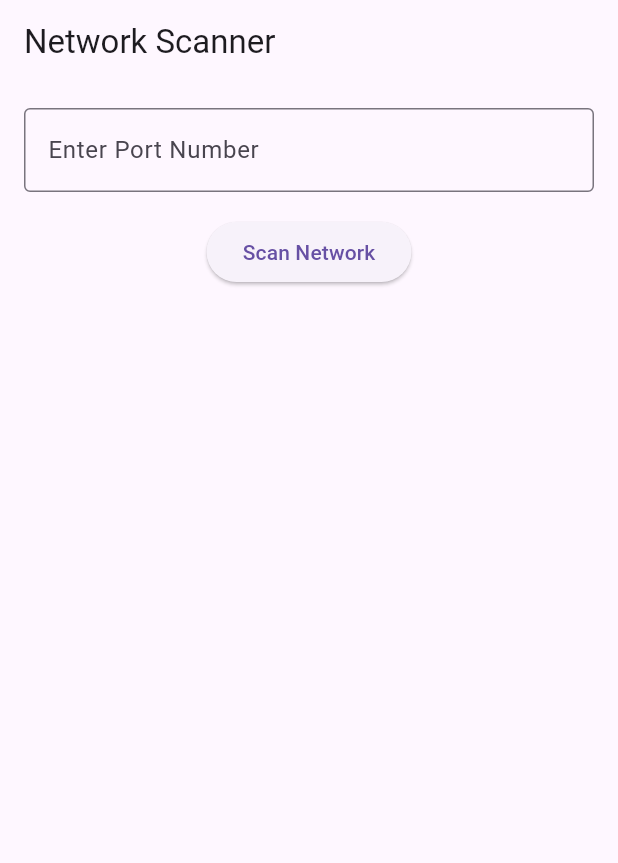
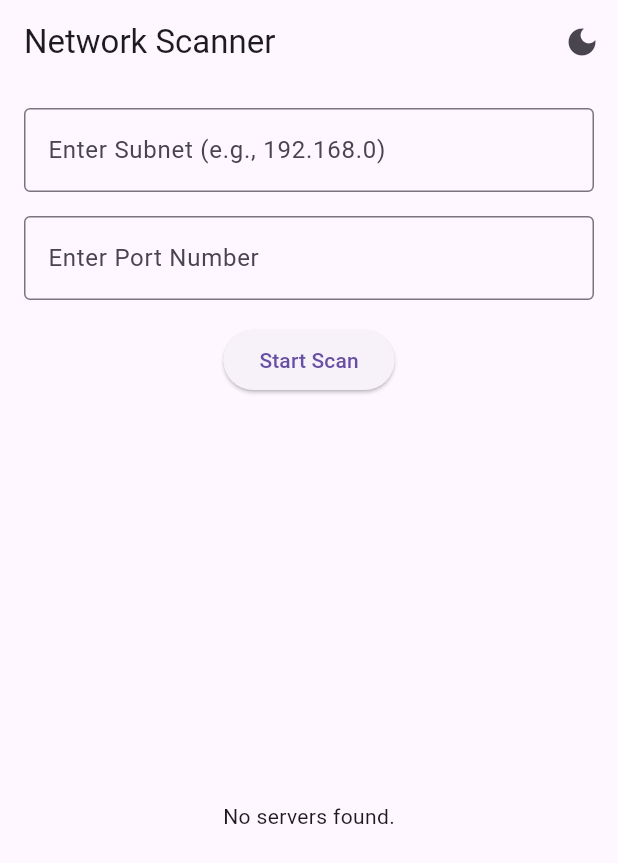
Before and after one commit to huozce/mqttmobile, a Flutter app: the screen it shows after launch, on a phone screen of 412 x 824 dp. Shown: the top 863 px of the screen. Run offline on Flutter 3.47's test engine with Material 3 defaults, Android fonts, the light colour scheme and no system bars.

Commit message:
"port ve subnet kullaniciya soruluyor default degerleri belirlendi"

```diff
--- a/lib/main.dart
+++ b/lib/main.dart
@@ -3,15 +3,38 @@ import 'package:flutter/material.dart';
 
 void main() => runApp(MyApp());
 
-class MyApp extends StatelessWidget {
+class MyApp extends StatefulWidget {
+  @override
+  _MyAppState createState() => _MyAppState();
+}
+
+class _MyAppState extends State<MyApp> {
+  bool _isDarkTheme = false;
+
   @override
   Widget build(BuildContext context) {
     return MaterialApp(
+      theme: _isDarkTheme ? ThemeData.dark() : ThemeData.light(),
+      debugShowCheckedModeBanner: false,
       home: Scaffold(
-        appBar: AppBar(title: Text('Network Scanner')),
+        appBar: AppBar(
+          title: Text('Network Scanner'),
+          actions: [
+            IconButton(
+              icon: Icon(_isDarkTheme ? Icons.light_mode : Icons.dark_mode),
+              onPressed: _toggleTheme,
+            ),
+          ],
+        ),
         body: NetworkScanner(),
       ),
     );
+  }
+
+  void _toggleTheme() {
+    setState(() {
+      _isDarkTheme = !_isDarkTheme;
+    });
   }
 }
 
@@ -22,9 +45,10 @@ class NetworkScanner extends StatefulWidget {
 
 class _NetworkScannerState extends State<NetworkScanner> {
   List<String> _availableServers = [];
-  final String _subnet = '192.168.0'; // Replace with your subnet
+  final TextEditingController _subnetController = TextEditingController();
   final TextEditingController _portController = TextEditingController();
   bool _isScanning = false;
+  String _subnet = '';
 
   @override
   Widget build(BuildContext context) {
@@ -33,26 +57,41 @@ class _NetworkScannerState extends State<NetworkScanner> {
       child: Column(
         children: [
           TextField(
+            controller: _subnetController,
+            keyboardType: TextInputType.number,
+            decoration: InputDecoration(
+              labelText: 'Enter Subnet (e.g., 192.168.0)',
+              border: OutlineInputBorder(),
+            ),
+            onSubmitted: (_) => _startScan(),
+          ),
+          SizedBox(height: 16),
+          TextField(
             controller: _portController,
             keyboardType: TextInputType.number,
             decoration: InputDecoration(
               labelText: 'Enter Port Number',
               border: OutlineInputBorder(),
             ),
-            onSubmitted: (_) => _scanNetwork(),
+            onSubmitted: (_) => _startScan(),
           ),
           SizedBox(height: 16),
           ElevatedButton(
-            onPressed: _isScanning ? null : _scanNetwork,
-            child: Text(_isScanning ? 'Scanning...' : 'Scan Network'),
+            onPressed: _isScanning ? null : _startScan,
+            child: Text(_isScanning ? 'Scanning...' : 'Start Scan'),
           ),
           SizedBox(height: 16),
           Expanded(
-            child: ListView.builder(
+            child: _isScanning
+                ? Center(child: CircularProgressIndicator())
+                : _availableServers.isEmpty
+                    ? Center(child: Text('No servers found.'))
+                    : ListView.builder(
                         itemCount: _availableServers.length,
                         itemBuilder: (context, index) {
                           return ListTile(
-                  title: Text('Server found at: ${_availableServers[index]}'),
+                            title: Text(
+                                'Server found at: ${_availableServers[index]}'),
                           );
                         },
                       ),
@@ -62,20 +101,32 @@ class _NetworkScannerState extends State<NetworkScanner> {
     );
   }
 
-  Future<void> _scanNetwork() async {
+  void _startScan() {
     setState(() {
+      _subnet =
+          _subnetController.text == "" ? "192.168.0" : _subnetController.text;
       _availableServers.clear();
       _isScanning = true;
     });
 
     final port = int.tryParse(_portController.text) ?? 1883;
-    List<String> servers = [];
+    _scanNetwork(port);
+  }
+
+  Future<void> _scanNetwork(int port) async {
+    final futures = <Future<bool>>[];
 
     for (int i = 1; i < 255; i++) {
       final ip = '$_subnet.$i';
-      final result = await _ping(ip, port);
-      if (result) {
-        servers.add(ip);
+      futures.add(_ping(ip, port));
+    }
+
+    final results = await Future.wait(futures);
+    final servers = <String>[];
+
+    for (int i = 0; i < results.length; i++) {
+      if (results[i]) {
+        servers.add('$_subnet.${i + 1}');
       }
     }
 
@@ -88,7 +139,7 @@ class _NetworkScannerState extends State<NetworkScanner> {
   Future<bool> _ping(String ip, int port) async {
     try {
       final socket =
-          await Socket.connect(ip, port, timeout: Duration(milliseconds: 1));
+          await Socket.connect(ip, port, timeout: Duration(milliseconds: 500));
       socket.destroy();
       return true;
     } catch (e) {
```
Lines whose indentation alone changed are shown as unchanged.
